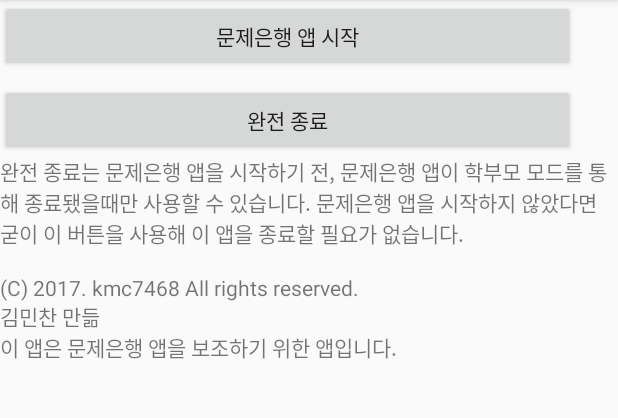
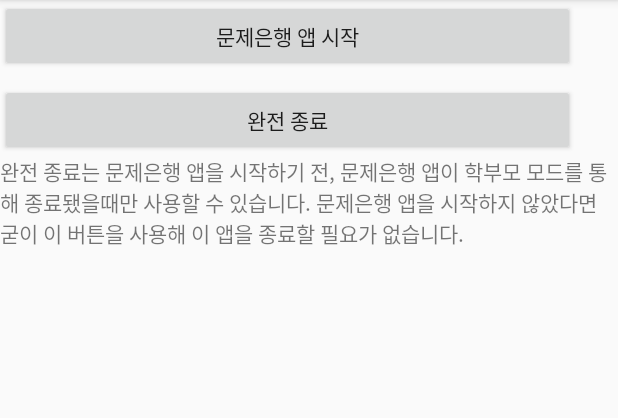
Before and after one commit to kmc7468/QuestionBankBg, an Android app: the screen it shows after launch (MainActivity), on a phone screen of 412 x 824 dp, the part 84-502 px from its top. Run offline under Robolectric (Android 15) with nearby library versions, the phone set to English and light mode, and no system bars.

Commit message:
Update coding style

```diff
--- a/app/src/main/res/layout/activity_main.xml
+++ b/app/src/main/res/layout/activity_main.xml
@@ -5,13 +5,6 @@
     android:layout_width="match_parent"
     android:layout_height="match_parent"
     tools:context="com.staticom.friend.questionbank.MainActivity">
-
-    <TextView
-        android:id="@+id/textView5"
-        android:layout_width="wrap_content"
-        android:layout_height="wrap_content"
-        android:text="\n(C) 2017. kmc7468 All rights reserved.\n김민찬 만듦\n이 앱은 문제은행 앱을 보조하기 위한 앱입니다."
-        app:layout_constraintTop_toBottomOf="@+id/textView4" />
 
     <Button
         android:id="@+id/button1"
```
Also changed, not shown: app/src/main/java/com/staticom/friend/questionbank/MainActivity.java (+14 -14 lines), app/src/main/java/com/staticom/friend/questionbank/QuestionBank.java (+20 -12 lines), 1 other file.
